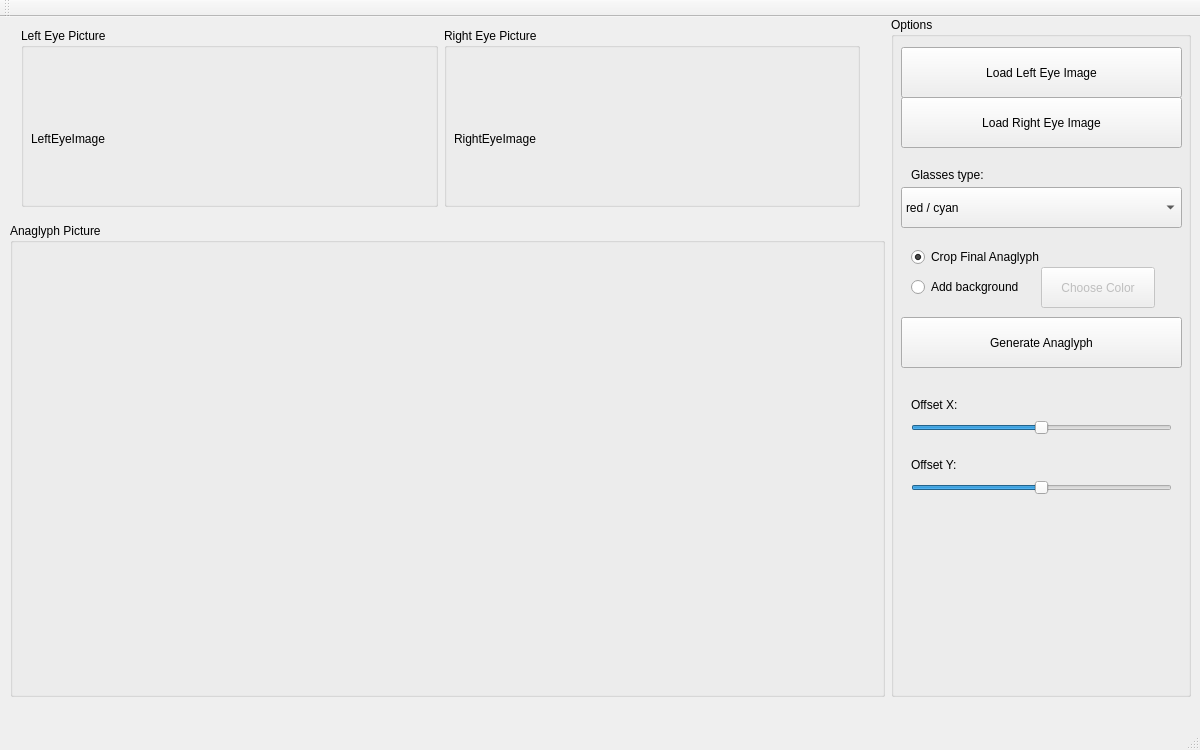
Qt form Qt-Anaglyph/mainwindow.ui (wrutkowski/Qt-Anaglyph) before a commit.
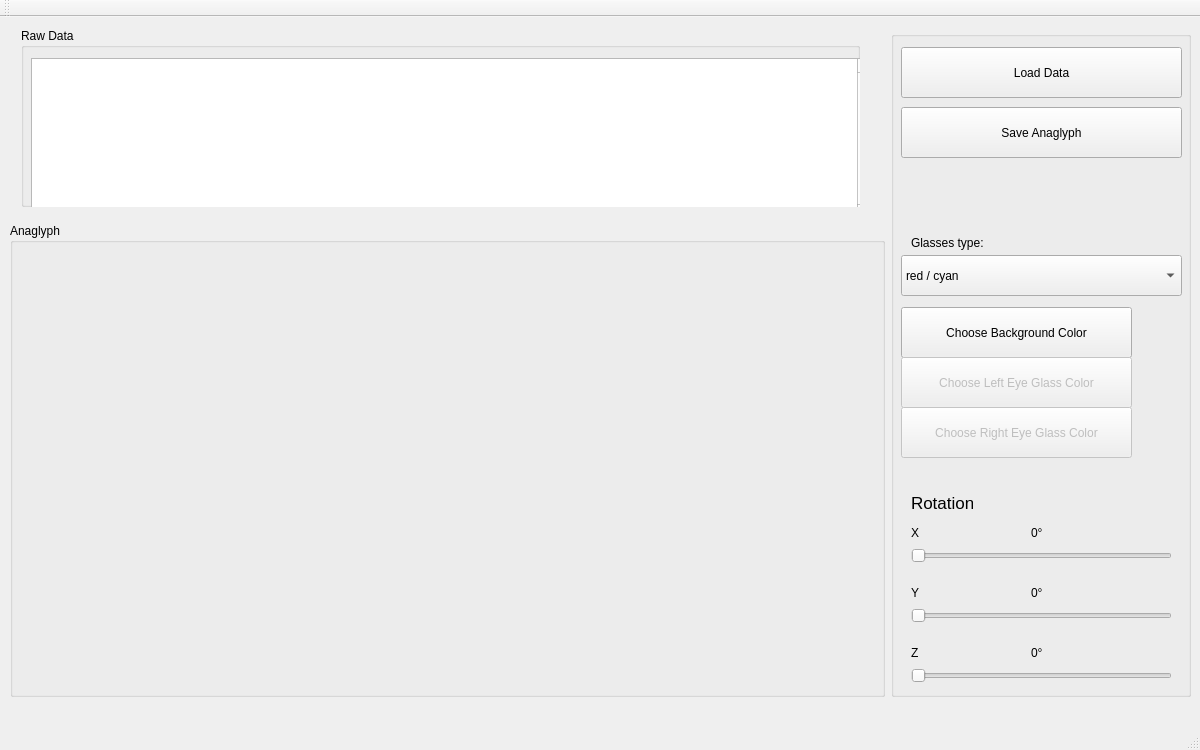
The same form after that commit.

Diff of the .ui file:
```diff
--- a/Qt-Anaglyph/mainwindow.ui
+++ b/Qt-Anaglyph/mainwindow.ui
@@ -101,75 +101,28 @@
               </size>
              </property>
              <property name="title">
-              <string>Left Eye Picture</string>
+              <string>Raw Data</string>
              </property>
              <property name="alignment">
               <set>Qt::AlignLeading|Qt::AlignLeft|Qt::AlignTop</set>
              </property>
-             <widget class="QLabel" name="imageEyeLeft">
+             <widget class="QTextEdit" name="textEdit">
               <property name="geometry">
                <rect>
                 <x>10</x>
                 <y>30</y>
-                <width>411</width>
+                <width>841</width>
                 <height>161</height>
                </rect>
               </property>
-              <property name="maximumSize">
-               <size>
-                <width>1000</width>
-                <height>1000</height>
-               </size>
+              <property name="verticalScrollBarPolicy">
+               <enum>Qt::ScrollBarAlwaysOn</enum>
               </property>
-              <property name="text">
-               <string>LeftEyeImage</string>
+              <property name="horizontalScrollBarPolicy">
+               <enum>Qt::ScrollBarAlwaysOff</enum>
               </property>
-             </widget>
-            </widget>
-           </item>
-           <item>
-            <widget class="QGroupBox" name="groupBox_3">
-             <property name="sizePolicy">
-              <sizepolicy hsizetype="Preferred" vsizetype="Fixed">
-               <horstretch>0</horstretch>
-               <verstretch>0</verstretch>
-              </sizepolicy>
-             </property>
-             <property name="maximumSize">
-              <size>
-               <width>16777215</width>
-               <height>200</height>
-              </size>
-             </property>
-             <property name="title">
-              <string>Right Eye Picture</string>
-             </property>
-             <property name="alignment">
-              <set>Qt::AlignLeading|Qt::AlignLeft|Qt::AlignTop</set>
-             </property>
-             <widget class="QLabel" name="imageEyeRight">
-              <property name="geometry">
-               <rect>
-                <x>10</x>
-                <y>30</y>
-                <width>411</width>
-                <height>161</height>
-               </rect>
-              </property>
-              <property name="sizePolicy">
-               <sizepolicy hsizetype="Preferred" vsizetype="Preferred">
-                <horstretch>0</horstretch>
-                <verstretch>0</verstretch>
-               </sizepolicy>
-              </property>
-              <property name="maximumSize">
-               <size>
-                <width>1000</width>
-                <height>1000</height>
-               </size>
-              </property>
-              <property name="text">
-               <string>RightEyeImage</string>
+              <property name="readOnly">
+               <bool>true</bool>
               </property>
              </widget>
             </widget>
@@ -181,7 +134,7 @@
        <item>
         <widget class="QGroupBox" name="groupBox_4">
          <property name="title">
-          <string>Anaglyph Picture</string>
+          <string>Anaglyph</string>
          </property>
          <widget class="QLabel" name="imageAnaglyph">
           <property name="geometry">
@@ -209,7 +162,7 @@
         </size>
        </property>
        <property name="title">
-        <string>Options</string>
+        <string> </string>
        </property>
        <property name="alignment">
         <set>Qt::AlignLeading|Qt::AlignLeft|Qt::AlignTop</set>
@@ -224,27 +177,14 @@
          </rect>
         </property>
         <property name="text">
-         <string>Load Left Eye Image</string>
-        </property>
-       </widget>
-       <widget class="QPushButton" name="pushButton_2">
-        <property name="geometry">
-         <rect>
-          <x>10</x>
-          <y>80</y>
-          <width>281</width>
-          <height>51</height>
-         </rect>
-        </property>
-        <property name="text">
-         <string>Load Right Eye Image</string>
+         <string>Load Data</string>
         </property>
        </widget>
        <widget class="QComboBox" name="comboBoxGlasses">
         <property name="geometry">
          <rect>
           <x>10</x>
-          <y>170</y>
+          <y>238</y>
           <width>281</width>
           <height>41</height>
          </rect>
@@ -272,7 +212,7 @@
         <property name="geometry">
          <rect>
           <x>20</x>
-          <y>150</y>
+          <y>218</y>
           <width>101</width>
           <height>16</height>
          </rect>
@@ -281,78 +221,39 @@
          <string>Glasses type:</string>
         </property>
        </widget>
-       <widget class="QRadioButton" name="radioButtonCrop">
-        <property name="geometry">
-         <rect>
-          <x>20</x>
-          <y>230</y>
-          <width>261</width>
-          <height>20</height>
-         </rect>
-        </property>
-        <property name="text">
-         <string>Crop Final Anaglyph</string>
-        </property>
-        <property name="checked">
-         <bool>true</bool>
-        </property>
-       </widget>
-       <widget class="QRadioButton" name="radioButtonBackground">
-        <property name="geometry">
-         <rect>
-          <x>20</x>
-          <y>260</y>
-          <width>131</width>
-          <height>20</height>
-         </rect>
-        </property>
-        <property name="text">
-         <string>Add background</string>
-        </property>
-       </widget>
        <widget class="QPushButton" name="buttonColor">
         <property name="enabled">
-         <bool>false</bool>
+         <bool>true</bool>
         </property>
-        <property name="geometry">
-         <rect>
-          <x>150</x>
-          <y>250</y>
-          <width>114</width>
-          <height>41</height>
-         </rect>
-        </property>
-        <property name="text">
-         <string>Choose Color</string>
-        </property>
-       </widget>
-       <widget class="QPushButton" name="buttonGenerate">
         <property name="geometry">
          <rect>
           <x>10</x>
-          <y>300</y>
-          <width>281</width>
+          <y>290</y>
+          <width>231</width>
           <height>51</height>
          </rect>
         </property>
         <property name="text">
-         <string>Generate Anaglyph</string>
+         <string>Choose Background Color</string>
         </property>
        </widget>
-       <widget class="QSlider" name="horizontalSlider">
+       <widget class="QSlider" name="sliderX">
+        <property name="enabled">
+         <bool>true</bool>
+        </property>
         <property name="geometry">
          <rect>
           <x>20</x>
-          <y>400</y>
+          <y>528</y>
           <width>261</width>
           <height>22</height>
          </rect>
         </property>
         <property name="minimum">
-         <number>-100</number>
+         <number>0</number>
         </property>
         <property name="maximum">
-         <number>100</number>
+         <number>359</number>
         </property>
         <property name="orientation">
          <enum>Qt::Horizontal</enum>
@@ -362,42 +263,45 @@
         <property name="geometry">
          <rect>
           <x>20</x>
-          <y>380</y>
+          <y>508</y>
           <width>101</width>
           <height>16</height>
          </rect>
         </property>
         <property name="text">
-         <string>Offset X:</string>
+         <string>X</string>
         </property>
        </widget>
        <widget class="QLabel" name="label_6">
         <property name="geometry">
          <rect>
           <x>20</x>
-          <y>440</y>
+          <y>568</y>
           <width>101</width>
           <height>16</height>
          </rect>
         </property>
         <property name="text">
-         <string>Offset Y:</string>
+         <string>Y</string>
         </property>
        </widget>
-       <widget class="QSlider" name="verticalSlider">
+       <widget class="QSlider" name="sliderY">
+        <property name="enabled">
+         <bool>true</bool>
+        </property>
         <property name="geometry">
          <rect>
           <x>20</x>
-          <y>460</y>
+          <y>588</y>
           <width>261</width>
           <height>22</height>
          </rect>
         </property>
         <property name="minimum">
-         <number>-100</number>
+         <number>0</number>
         </property>
         <property name="maximum">
-         <number>100</number>
+         <number>359</number>
         </property>
         <property name="orientation">
          <enum>Qt::Horizontal</enum>
@@ -406,16 +310,194 @@
        <widget class="QLabel" name="labelColor">
         <property name="geometry">
          <rect>
-          <x>270</x>
-          <y>258</y>
-          <width>21</width>
-          <height>21</height>
+          <x>250</x>
+          <y>298</y>
+          <width>31</width>
+          <height>31</height>
          </rect>
         </property>
         <property name="text">
          <string/>
         </property>
        </widget>
+       <widget class="QLabel" name="label_7">
+        <property name="geometry">
+         <rect>
+          <x>20</x>
+          <y>628</y>
+          <width>101</width>
+          <height>16</height>
+         </rect>
+        </property>
+        <property name="text">
+         <string>Z</string>
+        </property>
+       </widget>
+       <widget class="QSlider" name="sliderZ">
+        <property name="enabled">
+         <bool>true</bool>
+        </property>
+        <property name="geometry">
+         <rect>
+          <x>20</x>
+          <y>648</y>
+          <width>261</width>
+          <height>22</height>
+         </rect>
+        </property>
+        <property name="minimum">
+         <number>0</number>
+        </property>
+        <property name="maximum">
+         <number>359</number>
+        </property>
+        <property name="orientation">
+         <enum>Qt::Horizontal</enum>
+        </property>
+       </widget>
+       <widget class="QLabel" name="label">
+        <property name="geometry">
+         <rect>
+          <x>20</x>
+          <y>478</y>
+          <width>62</width>
+          <height>16</height>
+         </rect>
+        </property>
+        <property name="font">
+         <font>
+          <pointsize>13</pointsize>
+         </font>
+        </property>
+        <property name="text">
+         <string>Rotation</string>
+        </property>
+       </widget>
+       <widget class="QLabel" name="labelY">
+        <property name="geometry">
+         <rect>
+          <x>140</x>
+          <y>568</y>
+          <width>31</width>
+          <height>16</height>
+         </rect>
+        </property>
+        <property name="layoutDirection">
+         <enum>Qt::LeftToRight</enum>
+        </property>
+        <property name="text">
+         <string>0°</string>
+        </property>
+       </widget>
+       <widget class="QLabel" name="labelZ">
+        <property name="geometry">
+         <rect>
+          <x>140</x>
+          <y>628</y>
+          <width>31</width>
+          <height>16</height>
+         </rect>
+        </property>
+        <property name="layoutDirection">
+         <enum>Qt::LeftToRight</enum>
+        </property>
+        <property name="text">
+         <string>0°</string>
+        </property>
+       </widget>
+       <widget class="QLabel" name="labelX">
+        <property name="geometry">
+         <rect>
+          <x>140</x>
+          <y>508</y>
+          <width>31</width>
+          <height>16</height>
+         </rect>
+        </property>
+        <property name="layoutDirection">
+         <enum>Qt::LeftToRight</enum>
+        </property>
+        <property name="text">
+         <string>0°</string>
+        </property>
+       </widget>
+       <widget class="QPushButton" name="buttonSave">
+        <property name="geometry">
+         <rect>
+          <x>10</x>
+          <y>90</y>
+          <width>281</width>
+          <height>51</height>
+         </rect>
+        </property>
+        <property name="text">
+         <string>Save Anaglyph</string>
+        </property>
+       </widget>
+       <widget class="QLabel" name="labelColorEyeLeft">
+        <property name="enabled">
+         <bool>true</bool>
+        </property>
+        <property name="geometry">
+         <rect>
+          <x>250</x>
+          <y>348</y>
+          <width>31</width>
+          <height>31</height>
+         </rect>
+        </property>
+        <property name="text">
+         <string/>
+        </property>
+       </widget>
+       <widget class="QPushButton" name="buttonColor_2">
+        <property name="enabled">
+         <bool>false</bool>
+        </property>
+        <property name="geometry">
+         <rect>
+          <x>10</x>
+          <y>340</y>
+          <width>231</width>
+          <height>51</height>
+         </rect>
+        </property>
+        <property name="text">
+         <string>Choose Left Eye Glass Color</string>
+        </property>
+       </widget>
+       <widget class="QLabel" name="labelColorEyeRight">
+        <property name="enabled">
+         <bool>true</bool>
+        </property>
+        <property name="geometry">
+         <rect>
+          <x>250</x>
+          <y>398</y>
+          <width>31</width>
+          <height>31</height>
+         </rect>
+        </property>
+        <property name="text">
+         <string/>
+        </property>
+       </widget>
+       <widget class="QPushButton" name="buttonColor_3">
+        <property name="enabled">
+         <bool>false</bool>
+        </property>
+        <property name="geometry">
+         <rect>
+          <x>10</x>
+          <y>390</y>
+          <width>231</width>
+          <height>51</height>
+         </rect>
+        </property>
+        <property name="text">
+         <string>Choose Right Eye Glass Color</string>
+        </property>
+       </widget>
       </widget>
      </item>
     </layout>
```
Left out of the diff: 2 changed lines with no effect on the pictures.
